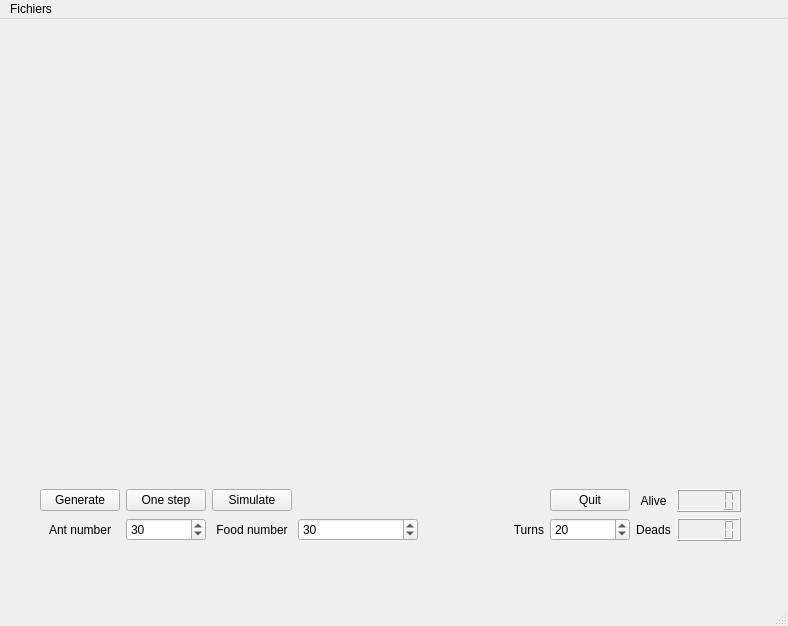
QuentinVintras/ANT_Project, file interface.ui: the form before one commit.
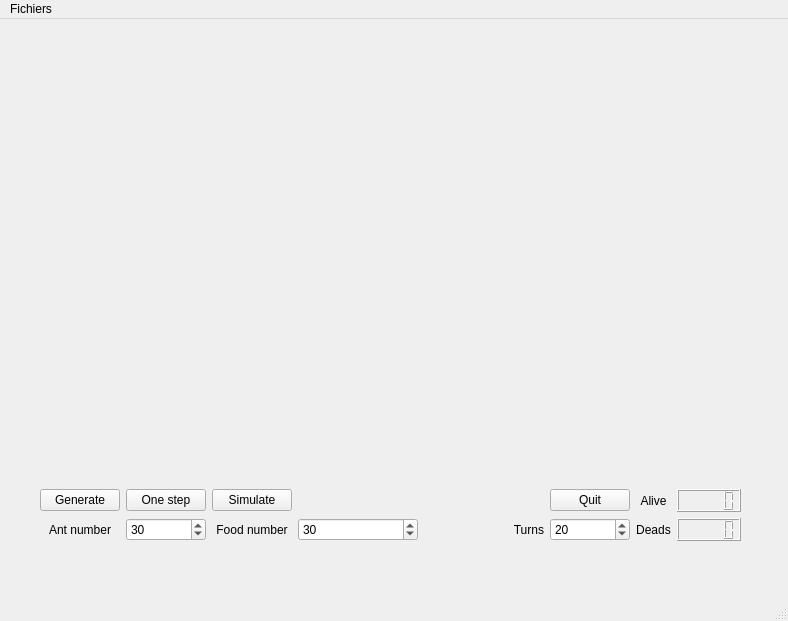
The form after the commit.

```diff
--- a/interface.ui
+++ b/interface.ui
@@ -7,7 +7,7 @@
     <x>0</x>
     <y>0</y>
     <width>788</width>
-    <height>626</height>
+    <height>621</height>
    </rect>
   </property>
   <property name="windowTitle">
```
